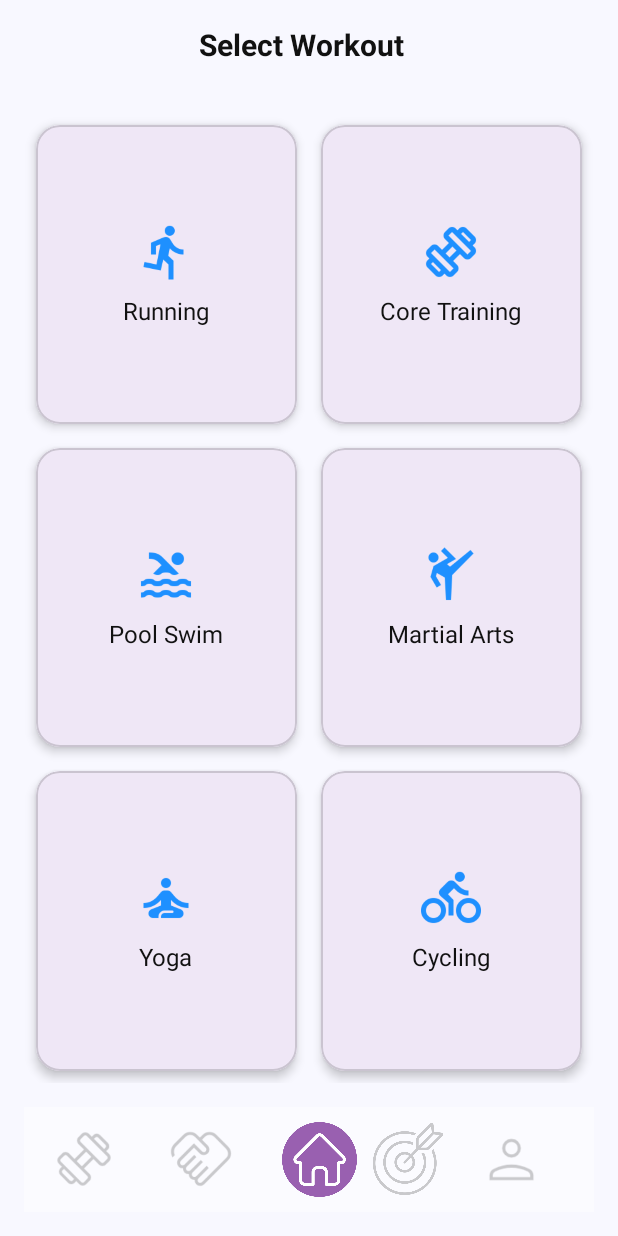
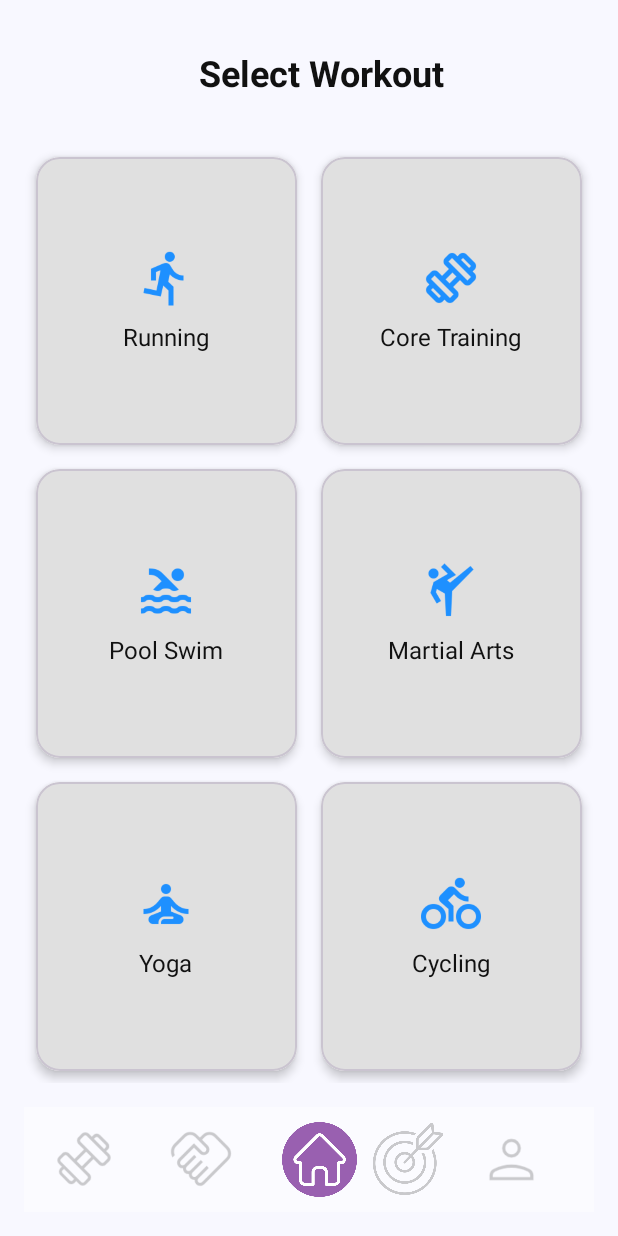
Before and after one commit to NawalKhoury/FitMeUp, an Android app: the WorkoutActivity screen opened directly, with no data from a screen before it, on a phone screen of 412 x 824 dp. Run offline under Robolectric (Android 15) with nearby library versions, the phone set to English and light mode, and no system bars.

Commit message:
update timer , workout

```diff
--- a/app/src/main/java/com/example/fitmeup/ToolBarService.java
+++ b/app/src/main/java/com/example/fitmeup/ToolBarService.java
@@ -22,7 +22,7 @@ public class ToolBarService {
         Intent intent = new Intent(context, WorkoutActivity.class);
         context.startActivity(intent);
     }
-
+//2
     public static void navigateToCommunityScreen(Context context) {
         // Create an Intent to navigate to the CommunityActivity
         Intent intent = new Intent(context, community_activity.class);
--- a/app/src/main/res/layout/activity_workout.xml
+++ b/app/src/main/res/layout/activity_workout.xml
@@ -15,15 +15,29 @@
         android:layout_height="wrap_content"
         android:gravity="center_vertical"
         android:orientation="horizontal"
-        android:paddingBottom="16dp">
+        android:paddingBottom="16dp"
+        android:paddingTop="16dp">
 
+        <!-- Back Button -->
+        <ImageButton
+            android:id="@+id/back_button"
+            android:layout_width="wrap_content"
+            android:layout_height="wrap_content"
+            android:background="?attr/selectableItemBackgroundBorderless"
+        />
+
+        <!-- Title -->
         <TextView
-            android:layout_width="match_parent"
+            android:id="@+id/title_text"
+            android:layout_width="0dp"
             android:layout_height="wrap_content"
-            android:text="                         Select Workout"
+            android:layout_weight="1"
+            android:text="Select Workout"
             android:textColor="#111111"
-            android:textSize="20sp"
-            android:textStyle="bold" />
+            android:textSize="24sp"
+            android:gravity="center"
+            android:textStyle="bold"
+            android:layout_marginStart="16dp" />
     </LinearLayout>
 
     <!-- Grid Layout for Workouts -->
@@ -53,7 +67,8 @@
                 android:layout_height="match_parent"
                 android:gravity="center"
                 android:orientation="vertical"
-                android:padding="16dp">
+                android:padding="16dp"
+                android:background="#E0E0E0"> <!-- Subtle gray background -->
 
                 <ImageView
                     android:layout_width="40dp"
@@ -87,7 +102,8 @@
                 android:layout_height="match_parent"
                 android:gravity="center"
                 android:orientation="vertical"
-                android:padding="16dp">
+                android:padding="16dp"
+                android:background="#E0E0E0"> <!-- Subtle gray background -->
 
                 <ImageView
                     android:layout_width="40dp"
@@ -121,7 +137,8 @@
                 android:layout_height="match_parent"
                 android:gravity="center"
                 android:orientation="vertical"
-                android:padding="16dp">
+                android:padding="16dp"
+                android:background="#E0E0E0"> <!-- Subtle gray background -->
 
                 <ImageView
                     android:layout_width="40dp"
@@ -155,7 +172,8 @@
                 android:layout_height="match_parent"
                 android:gravity="center"
                 android:orientation="vertical"
-                android:padding="16dp">
+                android:padding="16dp"
+                android:background="#E0E0E0"> <!-- Subtle gray background -->
 
                 <ImageView
                     android:layout_width="40dp"
@@ -189,7 +207,8 @@
                 android:layout_height="match_parent"
                 android:gravity="center"
                 android:orientation="vertical"
-                android:padding="16dp">
+                android:padding="16dp"
+                android:background="#E0E0E0"> <!-- Subtle gray background -->
 
                 <ImageView
                     android:layout_width="40dp"
@@ -223,7 +242,8 @@
                 android:layout_height="match_parent"
                 android:gravity="center"
                 android:orientation="vertical"
-                android:padding="16dp">
+                android:padding="16dp"
+                android:background="#E0E0E0"> <!-- Subtle gray background -->
 
                 <ImageView
                     android:layout_width="40dp"
@@ -243,6 +263,7 @@
 
     </GridLayout>
 
+    <!-- Bottom Toolbar -->
     <androidx.appcompat.widget.Toolbar
         android:id="@+id/bottom_toolbar"
         android:layout_width="match_parent"
@@ -301,6 +322,4 @@
 
     </androidx.appcompat.widget.Toolbar>
 
-    <!-- Start Button -->
-
 </LinearLayout>
```
Also changed, not shown: app/src/main/java/com/example/fitmeup/TimerService.java (added, +80 -0 lines).
